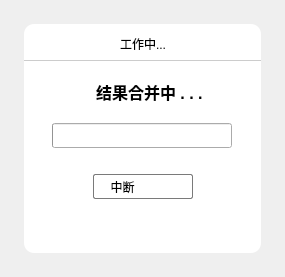
Before: the Qt Designer form src/DialogResultMerge.ui in Aiopr-bits/MAVES, drawn with Qt 5.
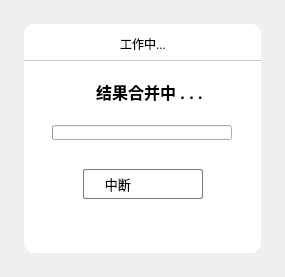
After: the same form once the commit is applied. Icons and pictures are not drawn.

What changed in the file:
```diff
--- a/src/DialogResultMerge.ui
+++ b/src/DialogResultMerge.ui
@@ -242,13 +242,13 @@
             <property name="minimumSize">
              <size>
               <width>180</width>
-              <height>25</height>
+              <height>15</height>
              </size>
             </property>
             <property name="maximumSize">
              <size>
               <width>180</width>
-              <height>25</height>
+              <height>15</height>
              </size>
             </property>
             <property name="value">
@@ -309,16 +309,21 @@
            <widget class="QPushButton" name="pushButton">
             <property name="minimumSize">
              <size>
-              <width>100</width>
-              <height>25</height>
+              <width>120</width>
+              <height>30</height>
              </size>
             </property>
             <property name="maximumSize">
              <size>
-              <width>100</width>
-              <height>25</height>
+              <width>120</width>
+              <height>30</height>
              </size>
             </property>
+            <property name="font">
+             <font>
+              <pointsize>10</pointsize>
+             </font>
+            </property>
             <property name="styleSheet">
              <string notr="true">QPushButton {
     background-color: rgb(255, 255, 255); /* 背景色 */
@@ -339,7 +344,7 @@
 </string>
             </property>
             <property name="text">
-             <string>  中断</string>
+             <string>   中断</string>
             </property>
             <property name="icon">
              <iconset>
```
